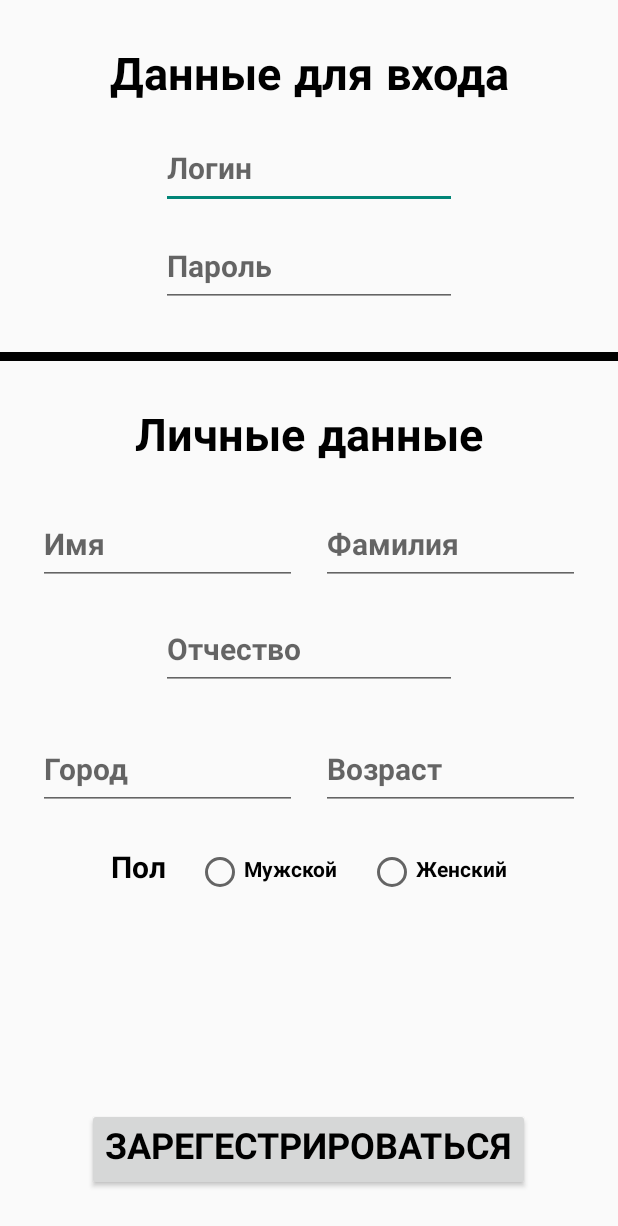
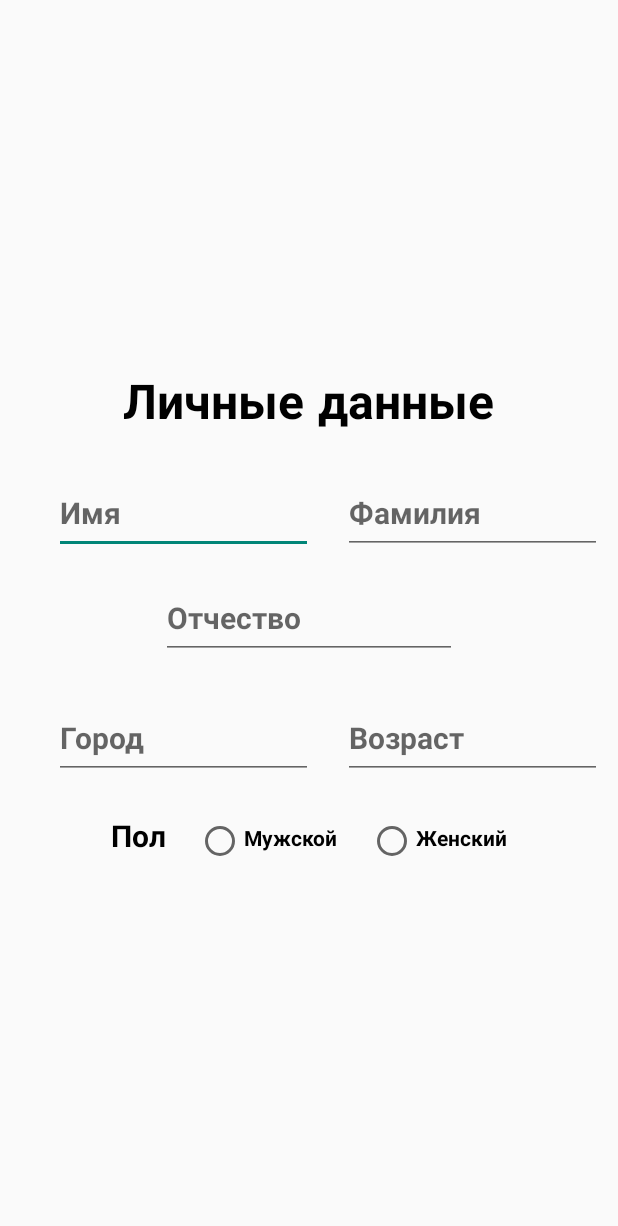
Before and after one commit to PrinterOMG/JoteroApp, an Android app: the screen it shows after launch (Registration before the commit, RegistrationActivity after it), after a tap on "РЕГИСТРАЦИЯ", on a phone screen of 412 x 824 dp. Shown: the top 1226 px of the screen. Run offline under Robolectric (Android 15) with nearby library versions, the phone set to English and light mode, and no system bars.

Commit message:
Login and Registration activities

```diff
--- a/app/build.gradle
+++ b/app/build.gradle
@@ -40,6 +40,9 @@ dependencies {
     implementation 'androidx.appcompat:appcompat:1.2.0'
     implementation 'com.google.android.material:material:1.3.0'
     implementation 'androidx.constraintlayout:constraintlayout:2.0.4'
+    implementation 'androidx.annotation:annotation:1.1.0'
+    implementation 'androidx.lifecycle:lifecycle-livedata-ktx:2.3.1'
+    implementation 'androidx.lifecycle:lifecycle-viewmodel-ktx:2.3.1'
     testImplementation 'junit:junit:4.13.2'
     androidTestImplementation 'androidx.test.ext:junit:1.1.2'
     androidTestImplementation 'androidx.test.espresso:espresso-core:3.3.0'
--- a/app/src/main/AndroidManifest.xml
+++ b/app/src/main/AndroidManifest.xml
@@ -9,8 +9,9 @@
         android:roundIcon="@mipmap/ic_launcher_round"
         android:supportsRtl="true"
         android:theme="@style/Theme.AppCompat.Light.NoActionBar">
-        <activity android:name=".Registration"/>
-        <activity android:name=".QuizFeed" />
+        <activity android:name=".RegistrationActivity" />
+        <activity android:name=".LoginActivity" />
+        <activity android:name=".QuizFeedActivity" />
         <activity android:name=".MainActivity">
             <intent-filter>
                 <action android:name="android.intent.action.MAIN" />
--- a/app/src/main/java/com/example/joteroapp/MainActivity.kt
+++ b/app/src/main/java/com/example/joteroapp/MainActivity.kt
@@ -3,23 +3,27 @@ package com.example.joteroapp
 import android.content.Intent
 import androidx.appcompat.app.AppCompatActivity
 import android.os.Bundle
-import android.view.View
-import android.view.View.VISIBLE
 import kotlinx.android.synthetic.main.activity_main.*
-import kotlinx.android.synthetic.main.activity_quiz_feed.*
 
 class MainActivity : AppCompatActivity() {
     override fun onCreate(savedInstanceState: Bundle?) {
         super.onCreate(savedInstanceState)
         setContentView(R.layout.activity_main)
+
         button_to_quiz_feed.setOnClickListener {
-            val quizFeedIntent = Intent(this, QuizFeed::class.java)
+            val quizFeedIntent = Intent(this, QuizFeedActivity::class.java)
             startActivity(quizFeedIntent)
         }
 
         button_to_registration.setOnClickListener {
-            val registerIntent = Intent(this, Registration::class.java)
+            val registerIntent = Intent(this, RegistrationActivity::class.java)
             startActivity(registerIntent)
         }
+
+        button_to_login.setOnClickListener {
+            val loginIntent = Intent(this, LoginActivity::class.java)
+            startActivity(loginIntent)
+        }
+
     }
 }
--- a/app/src/main/java/com/example/joteroapp/QuizFeed.kt
+++ b/app/src/main/java/com/example/joteroapp/QuizFeedActivity.kt
@@ -6,7 +6,7 @@ import android.os.Bundle
 import android.view.View
 import kotlinx.android.synthetic.main.activity_quiz_feed.*
 
-class QuizFeed : AppCompatActivity() {
+class QuizFeedActivity : AppCompatActivity() {
     override fun onCreate(savedInstanceState: Bundle?) {
         super.onCreate(savedInstanceState)
         setContentView(R.layout.activity_quiz_feed)
--- /dev/null
+++ b/app/src/main/java/com/example/joteroapp/RegistrationActivity.kt
@@ -0,0 +1,20 @@
+package com.example.joteroapp
+
+import androidx.appcompat.app.AppCompatActivity
+import android.os.Bundle
+import android.util.Log
+
+class RegistrationActivity : AppCompatActivity() {
+    override fun onCreate(savedInstanceState: Bundle?) {
+        super.onCreate(savedInstanceState)
+        setContentView(R.layout.activity_registration)
+
+        val registerIntent = intent
+
+        val login = registerIntent.getStringExtra("login")
+        val password = registerIntent.getStringExtra("password")
+
+        Log.d("check", "$login, $password") // Проверил, работаить
+
+    }
+}
--- a/app/src/main/res/layout/activity_quiz_feed.xml
+++ b/app/src/main/res/layout/activity_quiz_feed.xml
@@ -5,7 +5,7 @@
     android:layout_width="match_parent"
     android:layout_gravity="center"
     android:layout_height="match_parent"
-    tools:context=".QuizFeed">
+    tools:context=".QuizFeedActivity">
 
     <TextView
         android:id="@+id/available_quiz"
--- a/app/src/main/res/layout/activity_registration.xml
+++ b/app/src/main/res/layout/activity_registration.xml
@@ -1,93 +1,53 @@
 <?xml version="1.0" encoding="utf-8"?>
-<RelativeLayout xmlns:android="http://schemas.android.com/apk/res/android"
+<ScrollView xmlns:android="http://schemas.android.com/apk/res/android"
     xmlns:app="http://schemas.android.com/apk/res-auto"
     xmlns:tools="http://schemas.android.com/tools"
     android:layout_width="match_parent"
-    android:layout_gravity="center"
     android:layout_height="match_parent"
-    tools:context=".Registration">
+    tools:context=".RegistrationActivity">
+
+    <RelativeLayout
+        android:layout_width="wrap_content"
+        android:layout_height="wrap_content"
+        android:layout_gravity="center">
 
         <TextView
-        android:id="@+id/login_data"
-        android:layout_width="match_parent"
-        android:layout_height="wrap_content"
-        android:textAlignment="center"
-        android:layout_marginTop="30sp"
-        android:textSize="30sp"
-        android:textColor="@color/black"
-        android:fontFamily="@font/montserrat_bold"
-        android:text="@string/login_data"/>
-
-    <EditText
-        android:id="@+id/login_input"
+            android:id="@+id/personal_data_text"
             android:layout_width="wrap_content"
             android:layout_height="wrap_content"
             android:layout_centerInParent="true"
-        android:layout_below="@+id/login_data"
-        android:layout_marginTop="15sp"
-        android:ems="8"
-        android:textSize="20sp"
+            android:layout_alignParentTop="true"
+            android:text="@string/personal_data"
+            android:textSize="32sp"
             android:fontFamily="@font/montserrat_bold"
-        android:hint="@string/login" />
-
-    <EditText
-        android:id="@+id/password_input"
-        android:layout_width="wrap_content"
-        android:layout_height="wrap_content"
-        android:ems="8"
-        android:textSize="20sp"
-        android:layout_below="@+id/login_input"
-        android:layout_marginTop="15sp"
-        android:layout_centerInParent="true"
-        android:fontFamily="@font/montserrat_bold"
-        android:hint="@string/password"/>
-
-    <View
-        android:id="@+id/divide_line_register"
-        android:layout_width="match_parent"
-        android:layout_height="6sp"
-        android:layout_below="@+id/password_input"
-        tools:ignore="SmallSp"
-        android:layout_marginTop="30sp"
-        android:background="@color/black"
-        />
-
-    <TextView
-        android:id="@+id/personal_data"
-        android:layout_width="match_parent"
-        android:layout_height="wrap_content"
-        android:layout_below="@+id/divide_line_register"
-        android:layout_marginTop="30sp"
-        android:text="@string/personal_data"
-        android:textAlignment="center"
-        android:textSize="30sp"
-        android:textColor="@color/black"
-        android:fontFamily="@font/montserrat_bold"/>
+            android:textColor="@color/black"/>
 
         <EditText
             android:id="@+id/name_input"
             android:layout_width="wrap_content"
             android:layout_height="wrap_content"
-        android:layout_below="@+id/personal_data"
+            android:layout_below="@+id/personal_data_text"
+            android:layout_marginStart="25sp"
             android:layout_marginTop="25sp"
             android:ems="7"
-        android:layout_marginStart="25sp"
-        android:textSize="20sp"
             android:fontFamily="@font/montserrat_bold"
-        android:hint="@string/name"/>
+            android:hint="@string/name"
+            android:inputType="textPersonName"
+            android:textSize="20sp" />
 
         <EditText
             android:id="@+id/surname_input"
             android:layout_width="wrap_content"
             android:layout_height="wrap_content"
-        android:layout_below="@+id/personal_data"
-        android:layout_alignParentEnd="true"
-        android:layout_marginEnd="25sp"
+            android:layout_below="@+id/personal_data_text"
+            android:layout_marginStart="20sp"
             android:layout_marginTop="25sp"
+            android:layout_toEndOf="@+id/name_input"
             android:ems="7"
-        android:textSize="20sp"
             android:fontFamily="@font/montserrat_bold"
-        android:hint="@string/surname"/>
+            android:hint="@string/surname"
+            android:inputType="textPersonName"
+            android:textSize="20sp" />
 
         <EditText
             android:id="@+id/middleName_input"
@@ -95,36 +55,39 @@
             android:layout_height="wrap_content"
             android:layout_below="@+id/name_input"
             android:layout_centerInParent="true"
+            android:layout_marginTop="20sp"
             android:ems="8"
-        android:layout_marginTop="20sp"
-        android:textSize="20sp"
             android:fontFamily="@font/montserrat_bold"
-        android:hint="@string/middleName"/>
+            android:hint="@string/middleName"
+            android:inputType="textPersonName"
+            android:textSize="20sp" />
 
         <EditText
             android:id="@+id/city_input"
             android:layout_width="wrap_content"
             android:layout_height="wrap_content"
             android:layout_below="@id/middleName_input"
+            android:layout_marginStart="25sp"
             android:layout_marginTop="30sp"
             android:ems="7"
-        android:layout_marginStart="25sp"
-        android:textSize="20sp"
             android:fontFamily="@font/montserrat_bold"
-        android:hint="@string/city"/>
+            android:hint="@string/city"
+            android:inputType="textPersonName"
+            android:textSize="20sp" />
 
         <EditText
             android:id="@+id/age_input"
             android:layout_width="wrap_content"
             android:layout_height="wrap_content"
             android:layout_below="@id/middleName_input"
-        android:layout_alignParentEnd="true"
+            android:layout_marginStart="20sp"
             android:layout_marginTop="30sp"
+            android:layout_toEndOf="@id/city_input"
             android:ems="7"
-        android:layout_marginEnd="25sp"
-        android:textSize="20sp"
             android:fontFamily="@font/montserrat_bold"
-        android:hint="@string/age"/>
+            android:hint="@string/age"
+            android:inputType="number"
+            android:textSize="20sp" />
 
         <LinearLayout
             android:layout_width="wrap_content"
@@ -173,16 +136,6 @@
 
         </LinearLayout>
 
-    <Button
-        android:id="@+id/button_register"
-        android:layout_width="wrap_content"
-        android:layout_height="wrap_content"
-        android:layout_alignParentBottom="true"
-        android:layout_centerInParent="true"
-        android:layout_marginBottom="30sp"
-        android:fontFamily="@font/montserrat_bold"
-        android:textColor="@color/black"
-        android:textSize="24sp"
-        android:text="@string/register"/>
+    </RelativeLayout>
 
-</RelativeLayout>
+</ScrollView>
```
Also changed, not shown: app/src/main/java/com/example/joteroapp/LoginActivity.kt (added, +75 -0 lines), app/src/main/java/com/example/joteroapp/Registration.kt (deleted, +0 -38 lines), app/src/main/res/drawable/correct_edit_text_style.xml (added, +13 -0 lines), app/src/main/res/drawable/wrong_edit_text_style.xml (added, +13 -0 lines), app/src/main/res/layout/activity_login.xml (added, +85 -0 lines), app/src/main/res/layout/activity_main.xml (+10 -0 lines). Lines whose indentation alone changed are shown as unchanged.
